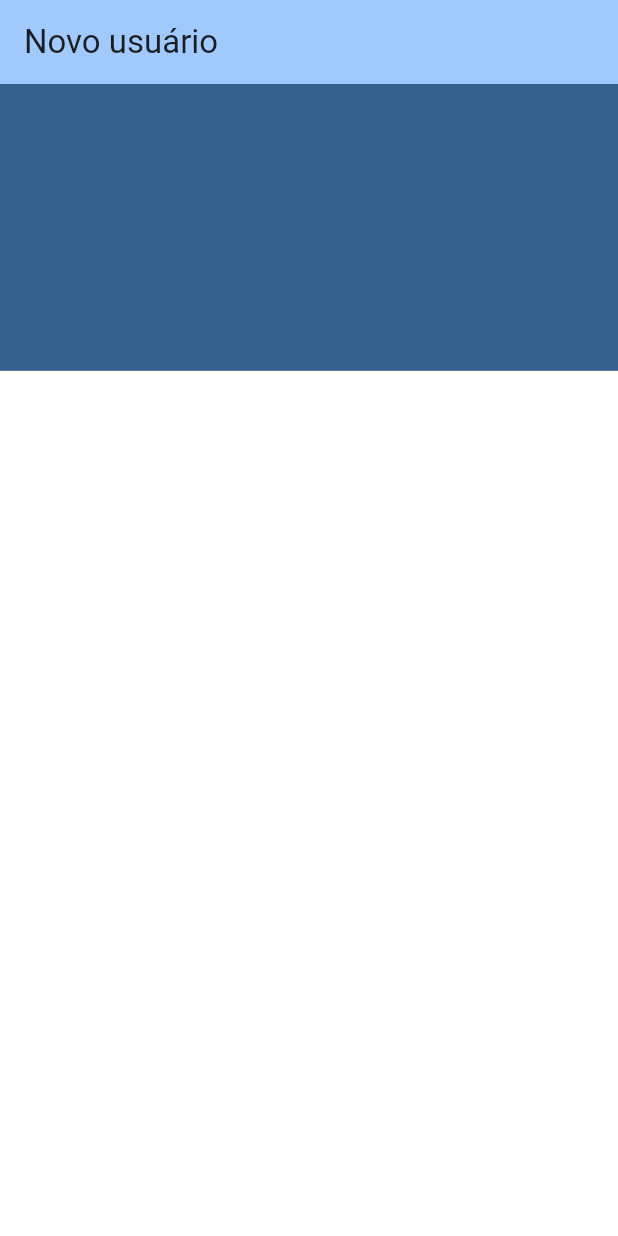
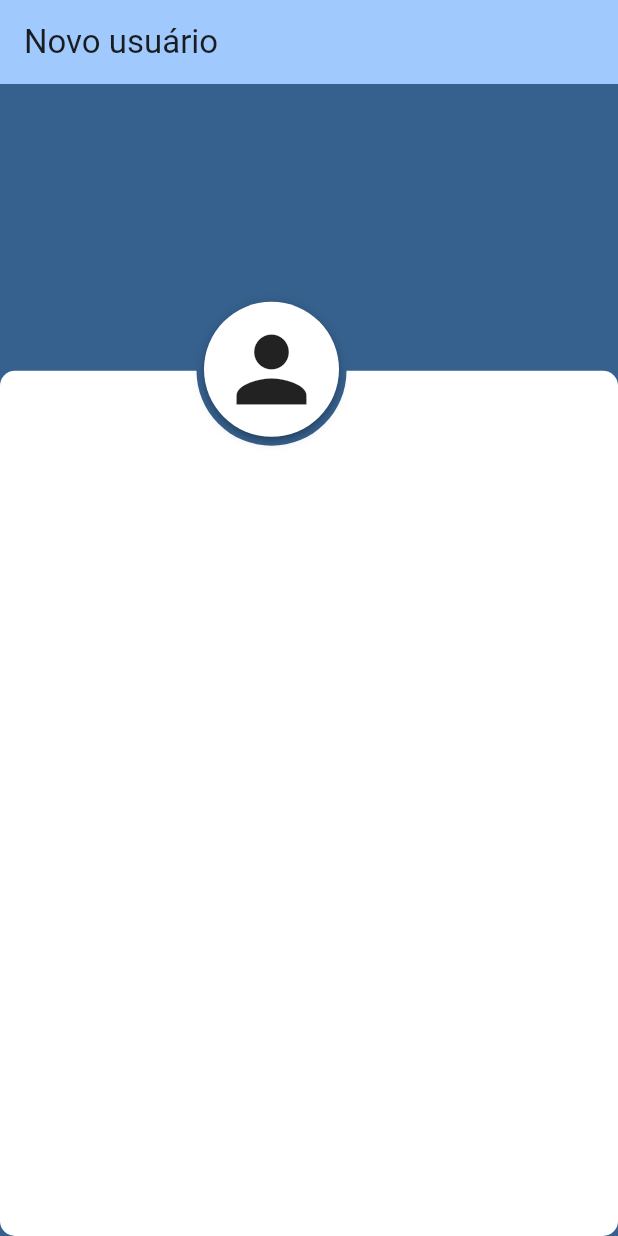
Before and after one commit to ETEC-Pedro-Badran/PAMI20241s, a Flutter app: the screen it shows after launch, on a phone screen of 412 x 824 dp. Run offline on Flutter 3.47's test engine with Material 3 defaults, Android fonts, the phone set to English and light mode, and no system bars; our stand-ins replace google_fonts.

Commit message:
App Loja

```diff
--- a/loja/lib/registro_usuario.dart
+++ b/loja/lib/registro_usuario.dart
@@ -18,12 +18,41 @@ class RegistroUsuario extends StatelessWidget {
           Positioned(
             bottom: 0,
             child: FutureBuilder(
-              future: Future.value(MediaQuery.of(context).size.height * 0.7),
-              builder: (context, snapshot) => AnimatedContainer(
-                duration: Duration(milliseconds: 350),
-                height: snapshot.data ?? 0.0,
-                width: MediaQuery.of(context).size.width,
-                color: Colors.white,
+                future: Future.value(MediaQuery.of(context).size.height * 0.7),
+                builder: (context, snapshot) {
+                  return AnimatedContainer(
+                    height: snapshot.data ?? 0,
+                    duration: Duration(milliseconds: 350),
+                    width: MediaQuery.of(context).size.width,
+                    decoration: BoxDecoration(
+                        color: Colors.white,
+                        borderRadius: BorderRadius.circular(10)),
+                  );
+                }),
+          ),
+          Positioned(
+            bottom: (MediaQuery.of(context).size.height * 0.7) - 50,
+            width: (MediaQuery.of(context).size.width) - 50,
+            child: Container(
+                height: 100,
+                width: 100,
+                decoration: BoxDecoration(
+                    shape: BoxShape.circle,
+                    color: Theme.of(context).colorScheme.primary)),
+          ),
+          Positioned(
+            bottom: (MediaQuery.of(context).size.height * 0.7) - 44,
+            width: (MediaQuery.of(context).size.width) - 50,
+            child: Container(
+              height: 90,
+              width: 90,
+              decoration: BoxDecoration(
+                  shape: BoxShape.circle,
+                  color: Colors.white,
+                  boxShadow: kElevationToShadow[3]),
+              child: Icon(
+                Icons.person,
+                size: 70,
               ),
             ),
           )
--- /dev/null
+++ b/loja/lib/usuario_form.dart
@@ -0,0 +1,10 @@
+import 'package:flutter/material.dart';
+
+class UsuarioForm extends StatelessWidget {
+  const UsuarioForm({super.key});
+
+  @override
+  Widget build(BuildContext context) {
+    return Container();
+  }
+}
```
